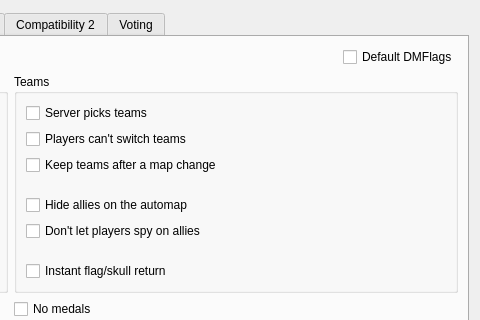
Qt form src/plugins/zandronum/createserverdialogpages/flagspage.ui (DoomseekerTeam/Doomseeker) before a commit; both pictures show x 458 to 938 and y 0 to 320 of the 938 by 568 pixel window.
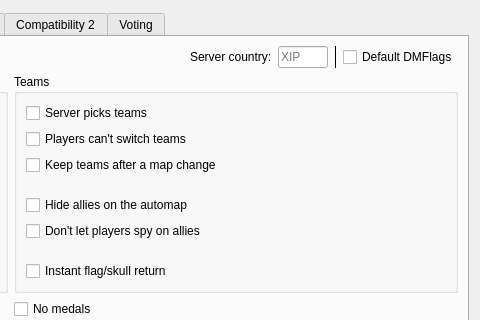
The same form after that commit. Custom widgets are drawn as their Qt base class.

Commit message: Zandronum: permit setting sv_country from the create server box (#3938)

Diff of the .ui file:
```diff
--- a/src/plugins/zandronum/createserverdialogpages/flagspage.ui
+++ b/src/plugins/zandronum/createserverdialogpages/flagspage.ui
@@ -62,6 +62,63 @@
             </property>
            </spacer>
           </item>
+          <item>
+           <widget class="QWidget" name="serverCountryPanel" native="true">
+            <layout class="QHBoxLayout" name="horizontalLayout_9">
+             <property name="leftMargin">
+              <number>0</number>
+             </property>
+             <property name="topMargin">
+              <number>0</number>
+             </property>
+             <property name="rightMargin">
+              <number>0</number>
+             </property>
+             <property name="bottomMargin">
+              <number>0</number>
+             </property>
+             <item>
+              <widget class="QLabel" name="label_18">
+               <property name="text">
+                <string>Server country:</string>
+               </property>
+              </widget>
+             </item>
+             <item>
+              <widget class="QLineEdit" name="leServerCountry">
+               <property name="sizePolicy">
+                <sizepolicy hsizetype="Minimum" vsizetype="Fixed">
+                 <horstretch>0</horstretch>
+                 <verstretch>0</verstretch>
+                </sizepolicy>
+               </property>
+               <property name="maximumSize">
+                <size>
+                 <width>50</width>
+                 <height>16777215</height>
+                </size>
+               </property>
+               <property name="toolTip">
+                <string>&lt;html&gt;&lt;head/&gt;&lt;body&gt;&lt;p&gt;Zandronum 3.1 introduces the ability to server hosts to specify the country their server is located in via a new CVAR, &lt;span style=&quot; font-family:'monospace';&quot;&gt;sv_country&lt;/span&gt;. This was introduced to allow hosts to combat the inaccuracies of IP geolocation that launchers rely on. This value is specified to launchers via the new &lt;span style=&quot; font-family:'monospace';&quot;&gt;SQF2_COUNTRY&lt;/span&gt; field, which can have the following values: &lt;/p&gt;&lt;ul style=&quot;margin-top: 0px; margin-bottom: 0px; margin-left: 0px; margin-right: 0px; -qt-list-indent: 1;&quot;&gt;&lt;li style=&quot; margin-top:12px; margin-bottom:0px; margin-left:0px; margin-right:0px; -qt-block-indent:0; text-indent:0px;&quot;&gt;&lt;span style=&quot; font-weight:600;&quot;&gt;an ISO 3166-1 alpha-3 country code.&lt;/span&gt; Note that Zandronum doesn't validate whether the country code supplied in &lt;span style=&quot; font-family:'monospace';&quot;&gt;sv_country&lt;/span&gt; is a registered country code. If the launcher does not recognise the given code, then it should display the server's country as unknown.&lt;/li&gt;&lt;li style=&quot; margin-top:0px; margin-bottom:0px; margin-left:0px; margin-right:0px; -qt-block-indent:0; text-indent:0px;&quot;&gt;&lt;span style=&quot; font-weight:600;&quot;&gt;the value &lt;/span&gt;&lt;span style=&quot; font-family:'monospace'; font-weight:600;&quot;&gt;XIP&lt;/span&gt;, which suggests to the launcher that it should attempt IP geolocation to determine the server's country. The default value of &lt;span style=&quot; font-family:'monospace';&quot;&gt;sv_country&lt;/span&gt; will cause it to return this by default, to preserve existing behaviour and make it easier for casual hosts. If geolocation is unsupported, disabled, or fails, then the server's country should be displayed as unknown.&lt;/li&gt;&lt;li style=&quot; margin-top:0px; margin-bottom:12px; margin-left:0px; margin-right:0px; -qt-block-indent:0; text-indent:0px;&quot;&gt;&lt;span style=&quot; font-weight:600;&quot;&gt;the value &lt;/span&gt;&lt;span style=&quot; font-family:'monospace'; font-weight:600;&quot;&gt;XUN&lt;/span&gt;, in which case the launcher should display the server's country as unknown.&lt;/li&gt;&lt;/ul&gt;&lt;/body&gt;&lt;/html&gt;</string>
+               </property>
+               <property name="placeholderText">
+                <string>XIP</string>
+               </property>
+              </widget>
+             </item>
+            </layout>
+           </widget>
+          </item>
+          <item>
+           <widget class="Line" name="line">
+            <property name="frameShadow">
+             <enum>QFrame::Plain</enum>
+            </property>
+            <property name="orientation">
+             <enum>Qt::Vertical</enum>
+            </property>
+           </widget>
+          </item>
           <item>
            <widget class="QCheckBox" name="cbDefaultDmflags">
             <property name="toolTip">
```
Left out of the diff: 1 changed line with no effect on the pictures. The commit also changes 2 other files.
